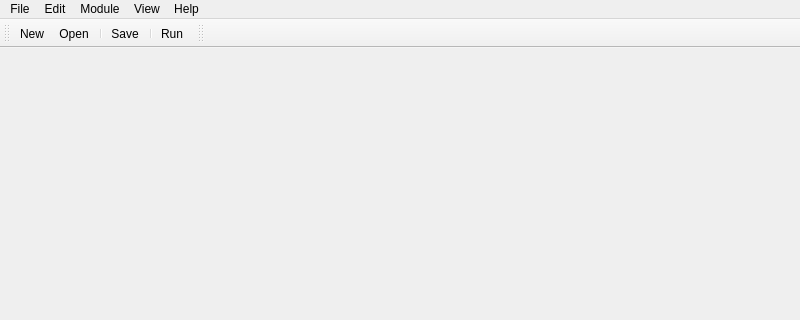
First picture: the form in src/bp/Tools/IDE/ui/blitzprog-ide.ui, repository akyoto/flua, before the edit; both pictures show x 0 to 800 and y 0 to 320 of the 800 by 600 pixel window.
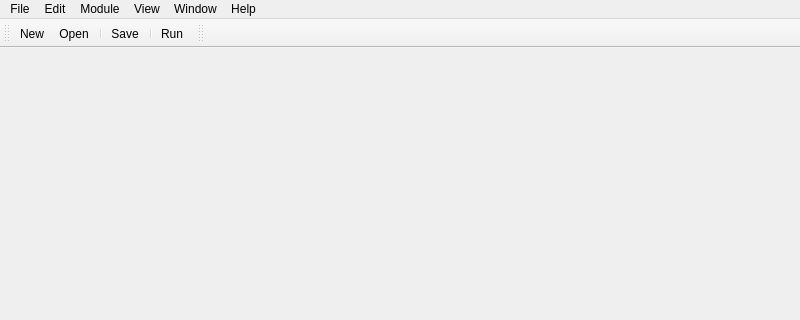
Second picture: the form after the edit. Icons and pictures are not drawn.

Diff of the .ui file:
```diff
--- a/src/bp/Tools/IDE/ui/blitzprog-ide.ui
+++ b/src/bp/Tools/IDE/ui/blitzprog-ide.ui
@@ -83,10 +83,17 @@
      <string>View</string>
     </property>
    </widget>
+   <widget class="QMenu" name="menuWindows">
+    <property name="title">
+     <string>Window</string>
+    </property>
+    <addaction name="actionToggleFullscreen"/>
+   </widget>
    <addaction name="menuFile"/>
    <addaction name="menuEdit"/>
    <addaction name="menuModule"/>
    <addaction name="menuView"/>
+   <addaction name="menuWindows"/>
    <addaction name="menuHelp"/>
   </widget>
   <widget class="QStatusBar" name="statusBar"/>
```
Left out of the diff: 8 changed lines with no effect on the pictures.
